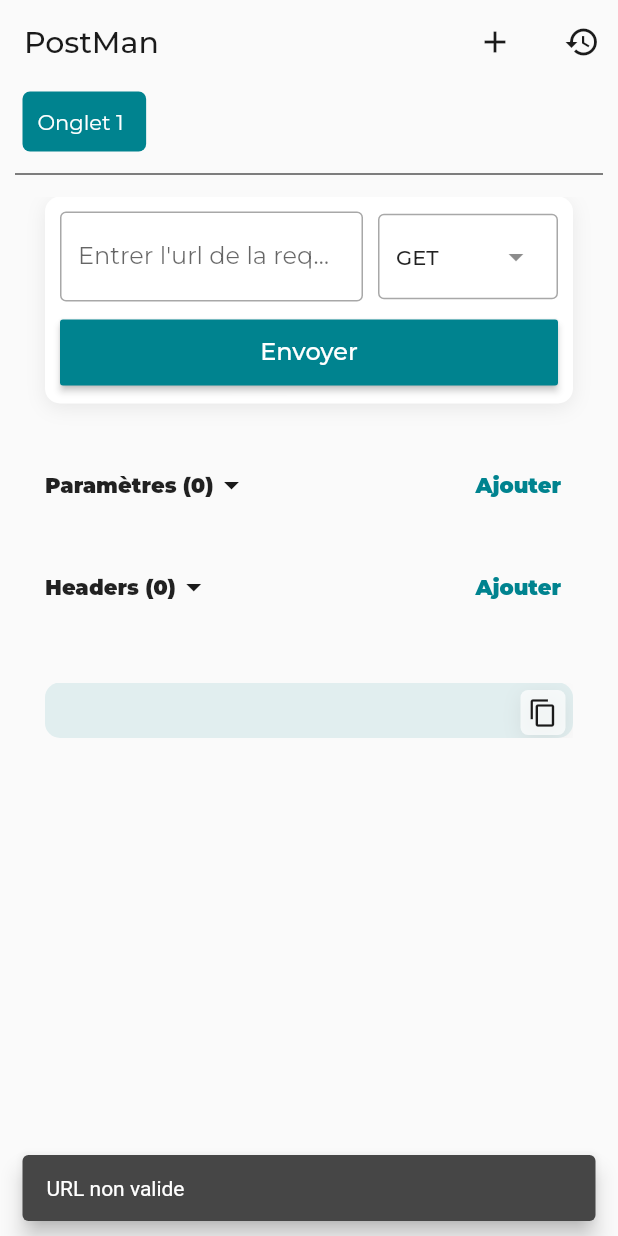
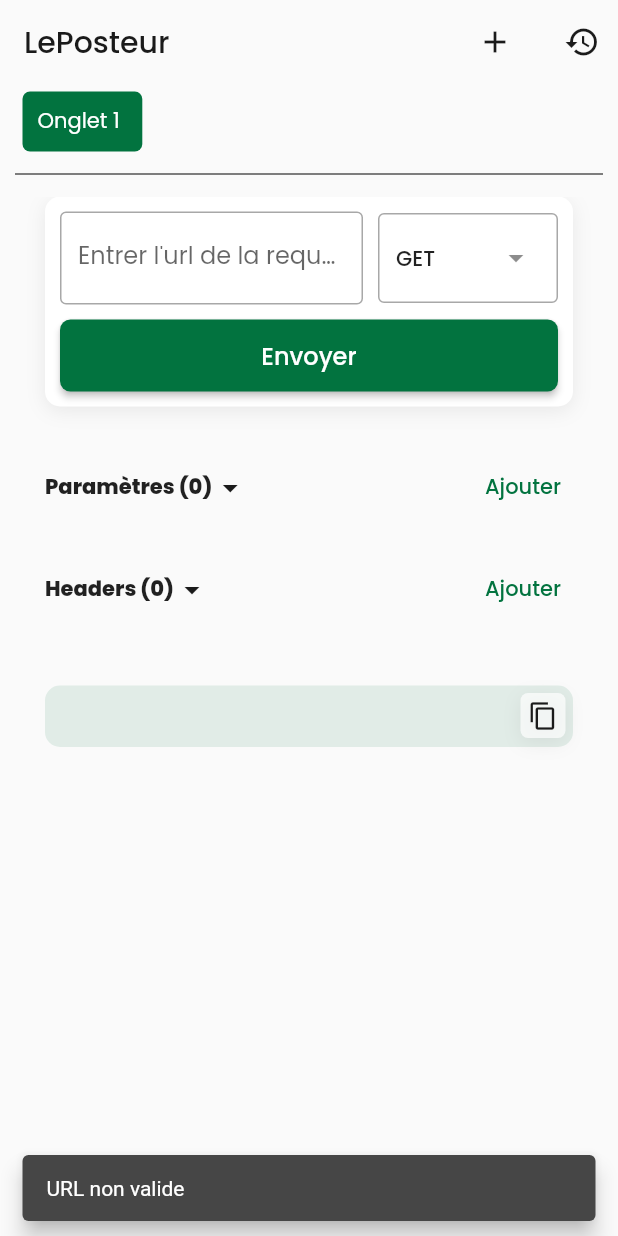
Before and after one commit to D3R50N/postman_app, a Flutter app: the screen it shows after launch, after a tap on "Envoyer", on a phone screen of 412 x 824 dp. Run offline on Flutter 3.47's test engine with Material 3 defaults, Android fonts, the phone set to English and light mode, and no system bars; drawn by our look-alikes of flutter_animate; our stand-ins replace gap, get, shared_preferences.

Commit message:
update theme

```diff
--- a/lib/app/controllers/welcome_controller.dart
+++ b/lib/app/controllers/welcome_controller.dart
@@ -7,7 +7,7 @@
   @override
   void onInit() {
     super.onInit();
-    Future.delayed(const Duration(seconds: 0), () {
+    Future.delayed(const Duration(seconds: 3), () {
       Get.offNamed(Routes.main);
     });
   }
--- a/lib/app/ui/pages/history_page/history_page.dart
+++ b/lib/app/ui/pages/history_page/history_page.dart
@@ -4,6 +4,7 @@
 import 'package:get/get.dart';
 import 'package:postman_app/app/controllers/home_controller.dart';
 import 'package:postman_app/app/controllers/main_controller.dart';
+import 'package:postman_app/app/ui/theme/colors.dart';
 import 'package:postman_app/main.dart';
 import '../../../controllers/history_controller.dart';
 
@@ -14,7 +15,7 @@
   Widget build(BuildContext context) {
     return Scaffold(
       appBar: AppBar(
-        title: const Text('HistoryPage'),
+        title: const Text('Historique des requêtes'),
       ),
       body: Obx(
         () => SafeArea(
@@ -24,6 +25,7 @@
             itemBuilder: (context, index) {
               final element = history.reversed.elementAt(index);
               return ListTile(
+                dense: true,
                 onTap: () async {
                   MainController mainController = Get.find<MainController>();
                   HomeController homeController = mainController
@@ -60,7 +62,12 @@
                     jsonEncode(history.map((e) => e.toJson()).toList()),
                   );
                 },
-                title: Text(element.url),
+                title: Text(
+                  element.url,
+                  maxLines: 1,
+                  overflow: TextOverflow.ellipsis,
+                  style: TextStyle(color: primaryColor),
+                ),
                 subtitle: Text(element.type),
                 trailing: Text(element.date.toString().split(".")[0]),
               );
--- a/lib/app/ui/pages/home_page/home_page.dart
+++ b/lib/app/ui/pages/home_page/home_page.dart
@@ -7,6 +7,7 @@
 import 'package:get/get.dart';
 import 'package:postman_app/app/ui/theme/colors.dart';
 import 'package:postman_app/app/ui/utils/functions.dart';
+import 'package:postman_app/extensions/color_extension.dart';
 import '../../../controllers/home_controller.dart';
 
 class HomePage extends GetView {
@@ -86,6 +87,9 @@
 
                         controller.fetchUrl();
                       },
+                      shape: RoundedRectangleBorder(
+                        borderRadius: BorderRadius.circular(7),
+                      ),
                       splashColor: Colors.blueGrey,
                       child: Padding(
                         padding: const EdgeInsets.all(12.0),
@@ -97,7 +101,12 @@
                           ),
                         ),
                       ),
-                    ),
+                    )
+                        .animate(onComplete: (c) {
+                          c.loop();
+                        })
+                        .shake(hz: 5, rotation: .02)
+                        .then(duration: 5000.ms),
                   ),
                 ],
               ),
@@ -147,7 +156,7 @@
                             "Ajouter",
                             style: TextStyle(
                               color: primaryColor,
-                              fontWeight: FontWeight.bold,
+                              fontWeight: FontWeight.w500,
                             ),
                           ),
                         ),
@@ -244,7 +253,7 @@
                             "Ajouter",
                             style: TextStyle(
                               color: primaryColor,
-                              fontWeight: FontWeight.bold,
+                              fontWeight: FontWeight.w500,
                             ),
                           ),
                         ),
--- a/lib/app/ui/pages/main_page/main_page.dart
+++ b/lib/app/ui/pages/main_page/main_page.dart
@@ -16,7 +16,7 @@
   Widget build(BuildContext context) {
     return Scaffold(
       appBar: AppBar(
-        title: const Text('PostMan'),
+        title: const Text('LePosteur'),
         actions: [
           IconButton(
             onPressed: () => controller.newOnglet(),
@@ -61,9 +61,7 @@
                                   color: controller.currentOnglet.value ==
                                           controller.onglets.indexOf(element)
                                       ? Theme.of(context).primaryColor
-                                      : Theme.of(context)
-                                          .colorScheme
-                                          .background,
+                                      : Colors.grey[200],
                                   borderRadius: BorderRadius.circular(5),
                                 ),
                                 child: Row(
--- a/lib/app/ui/pages/welcome_page/welcome_page.dart
+++ b/lib/app/ui/pages/welcome_page/welcome_page.dart
@@ -13,34 +13,32 @@
         mainAxisAlignment: MainAxisAlignment.center,
         children: [
           Center(
-            child: ClipRRect(
-              borderRadius: BorderRadius.circular(100),
+            child: Container(
+              clipBehavior: Clip.antiAlias,
+              decoration: const BoxDecoration(
+                shape: BoxShape.circle,
+              ),
               child: Image.asset(
                 "assets/images/logo.png",
                 width: Get.width * .3,
                 height: Get.width * .3,
-              )
-                  .animate(onComplete: (c) {
-                    c.loop(reverse: true);
-                  })
-                  .scaleXY(begin: .9, end: 1)
-                  .shimmer(
-                    duration: 1500.ms,
-                  ),
-            ),
+              ),
+            )
+                .animate(onComplete: (c) {
+                  c.loop();
+                })
+                .rotate(delay: 100.ms, duration: 400.ms, begin: 0, end: .5)
+                .then(delay: 100.ms)
+                .rotate(delay: 100.ms, duration: 400.ms, begin: 0, end: .5)
+                .then(delay: 100.ms),
           )
               .animate(onComplete: (c) {
-                c.loop();
+                c.loop(reverse: true);
               })
-              .rotate(delay: 100.ms, duration: 400.ms, begin: 0, end: .2)
-              .then(delay: 100.ms)
-              .rotate(delay: 100.ms, duration: 400.ms, begin: 0, end: .2)
-              .then(delay: 100.ms)
-              .rotate(delay: 100.ms, duration: 400.ms, begin: 0, end: .2)
-              .then(delay: 100.ms)
-              .rotate(delay: 100.ms, duration: 400.ms, begin: 0, end: .2)
-              .then(delay: 100.ms)
-              .rotate(delay: 100.ms, duration: 400.ms, begin: 0, end: .2),
+              .scaleXY(begin: .9, end: 1)
+              .shimmer(
+                duration: 1500.ms,
+              ),
           const Gap(20),
           Obx(() => Text(controller.loadingText.string)),
         ],
--- a/lib/app/ui/theme/colors.dart
+++ b/lib/app/ui/theme/colors.dart
@@ -8,7 +8,7 @@
   return Color.fromRGBO(r, g, b, a);
 }
 
-Color primaryColor = rgb(0, 131, 143);
+Color primaryColor = rgb(2, 115, 63);
 Color primaryColorDark = rgb(0, 131, 143);
 
 Color secondaryColor = rgb(106, 0, 139);
--- a/lib/app/ui/theme/data.dart
+++ b/lib/app/ui/theme/data.dart
@@ -27,7 +27,7 @@
     elevation: 0,
   ),
   iconTheme: IconThemeData(color: fontColor),
-  fontFamily: 'Montserrat',
+  fontFamily: 'Poppins',
   primaryColor: primaryColor,
 );
 
@@ -57,6 +57,6 @@
     elevation: 0,
   ),
   iconTheme: IconThemeData(color: fontColorDark),
-  fontFamily: 'Montserrat',
+  fontFamily: 'Poppins',
   primaryColor: primaryColorDark,
 );
--- a/lib/main.dart
+++ b/lib/main.dart
@@ -15,9 +15,9 @@
 import 'app/bindings/history_binding.dart';
 import 'app/ui/pages/history_page/history_page.dart';
 
-
 import 'app/bindings/welcome_binding.dart';
 import 'app/ui/pages/welcome_page/welcome_page.dart';
+
 late SharedPreferences prefs;
 
 Future<void> main() async {
@@ -35,7 +35,7 @@
   @override
   Widget build(BuildContext context) {
     return GetMaterialApp(
-      title: 'Postman App',
+      title: 'LePosteur',
       debugShowCheckedModeBanner: false,
       theme: lightThemeData,
       darkTheme: darkThemeData,
@@ -52,7 +52,7 @@
           page: () => const WelcomePage(),
           binding: WelcomeBinding(),
         ),
-         GetPage(
+        GetPage(
           name: Routes.history,
           page: () => const HistoryPage(),
           binding: HistoryBinding(),
```
Also changed, not shown: pubspec.yaml (+5 -16 lines), assets/fonts/Montserrat-Black.ttf (deleted), assets/fonts/Montserrat-Light.ttf (deleted), assets/fonts/Montserrat-Medium.ttf (deleted), assets/fonts/Montserrat-Regular.ttf (deleted), assets/fonts/Poppins-ExtraBold.ttf (added), assets/fonts/Poppins-Medium.ttf (added), assets/fonts/Poppins-Regular.ttf (added), assets/images/logo.png, 59 other files.
